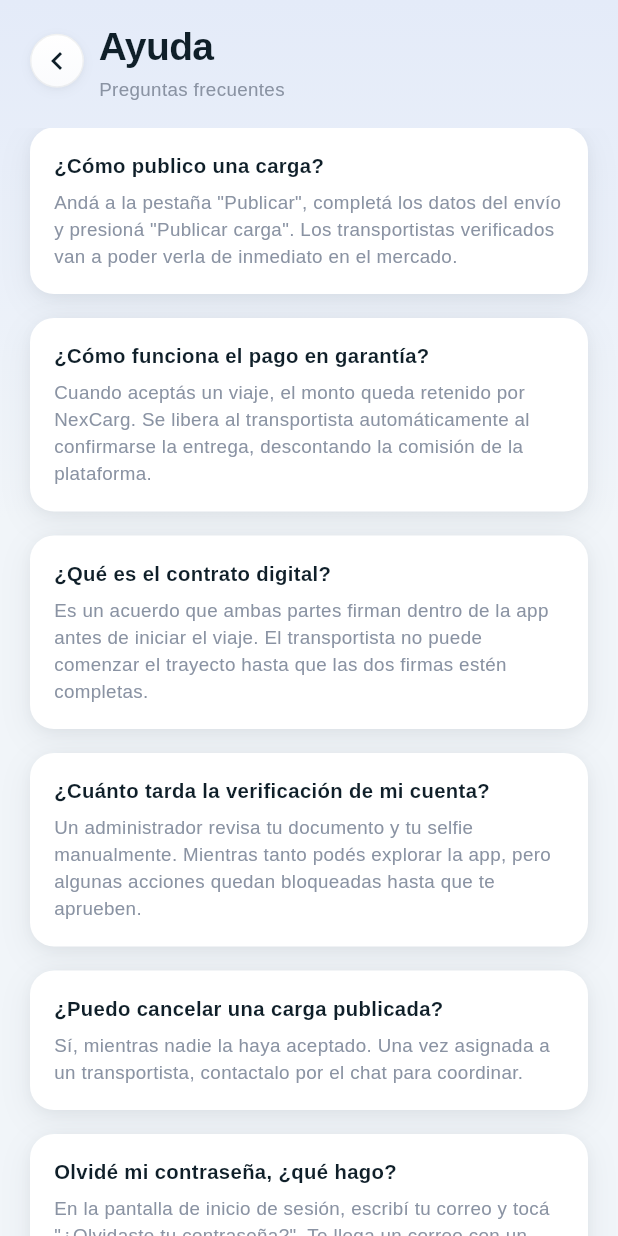
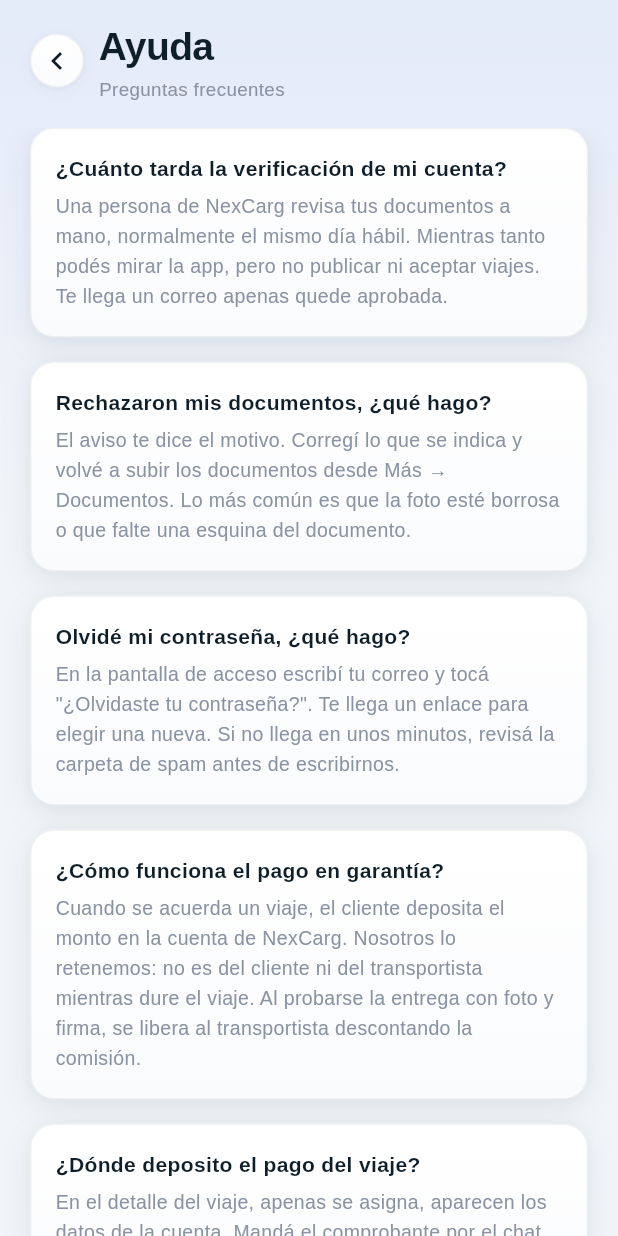
Before and after one commit to jssongr/cafehondurasmarket, a Flutter app: the AyudaScreen widget shown alone on an empty page, opened directly, on a phone screen of 412 x 824 dp. Run offline on Flutter 3.47's test engine with Material 3 defaults, Android fonts, the phone set to English and light mode, and no system bars; our stand-ins replace flutter_map, geolocator, image_picker, latlong2, shared_preferences, supabase_flutter; accounts and stored records are empty.

Commit message:
Write the manuals, and fix help that described the old payment flow
The in-app FAQ still said the money was held the moment a trip was accepted,
which stopped being true when the escrow became real. It now describes what
actually happens, and answers are filtered by role — a carrier does not need
to know how to publish a load, and mixing both meant neither found theirs.

Two manuals in docs/, one per side, written to be sent to a new user over
WhatsApp rather than read on a website. They cover the parts that cost people
a day when they get them wrong: photograph the whole document or the
verification bounces; do not move the truck before the screen says the
payment is secured; take the delivery photo and signature with the person
standing there, not afterwards.

The client one is blunter about pricing than a marketing page would be — a
first-time shipper who does not know the going rate for a route should post
it open to quotes and let the offers tell them, even though a fixed price is
faster for us.

Co-Authored-By: Claude Opus 5 <noreply@anthropic.com>
Claude-Session: https://claude.ai/code/session_01NWEHGzPUaUqJWmocS8RCKy

```diff
--- a/lib/screens/settings/ayuda_screen.dart
+++ b/lib/screens/settings/ayuda_screen.dart
@@ -1,24 +1,130 @@
 import 'package:flutter/material.dart';
+import 'package:provider/provider.dart';
 import 'package:url_launcher/url_launcher.dart';
 import '../../data/constants.dart';
+import '../../models/models.dart';
+import '../../state/app_state.dart';
 import '../../theme/theme.dart';
 import '../../widgets/app_button.dart';
-import '../../widgets/app_card.dart';
+import '../../widgets/panel.dart';
 import '../../widgets/screen.dart';
+
+/// A quién le sirve cada pregunta. Un transportista no necesita saber cómo se
+/// publica una carga, y mezclarlo todo hace que nadie encuentre lo suyo.
+enum _Para { todos, cliente, transportista }
 
 class _Faq {
   final String q;
   final String a;
-  const _Faq(this.q, this.a);
+  final _Para para;
+  const _Faq(this.q, this.a, [this.para = _Para.todos]);
 }
 
-const _faqs = [
-  _Faq('¿Cómo publico una carga?', 'Andá a la pestaña "Publicar", completá los datos del envío y presioná "Publicar carga". Los transportistas verificados van a poder verla de inmediato en el mercado.'),
-  _Faq('¿Cómo funciona el pago en garantía?', 'Cuando aceptás un viaje, el monto queda retenido por NexCarg. Se libera al transportista automáticamente al confirmarse la entrega, descontando la comisión de la plataforma.'),
-  _Faq('¿Qué es el contrato digital?', 'Es un acuerdo que ambas partes firman dentro de la app antes de iniciar el viaje. El transportista no puede comenzar el trayecto hasta que las dos firmas estén completas.'),
-  _Faq('¿Cuánto tarda la verificación de mi cuenta?', 'Un administrador revisa tu documento y tu selfie manualmente. Mientras tanto podés explorar la app, pero algunas acciones quedan bloqueadas hasta que te aprueben.'),
-  _Faq('¿Puedo cancelar una carga publicada?', 'Sí, mientras nadie la haya aceptado. Una vez asignada a un transportista, contactalo por el chat para coordinar.'),
-  _Faq('Olvidé mi contraseña, ¿qué hago?', 'En la pantalla de inicio de sesión, escribí tu correo y tocá "¿Olvidaste tu contraseña?". Te llega un correo con un enlace para elegir una contraseña nueva. Si no te llega, revisá spam o escribinos a soporte.'),
+// Getter y no constante: la comisión y el correo de soporte salen de
+// constants.dart, y $comisionTexto no es una constante de compilación.
+List<_Faq> get _faqs => [
+  // --- Cuenta ---
+  _Faq(
+    '¿Cuánto tarda la verificación de mi cuenta?',
+    'Una persona de NexCarg revisa tus documentos a mano, normalmente el mismo día hábil. '
+        'Mientras tanto podés mirar la app, pero no publicar ni aceptar viajes. Te llega un '
+        'correo apenas quede aprobada.',
+  ),
+  _Faq(
+    'Rechazaron mis documentos, ¿qué hago?',
+    'El aviso te dice el motivo. Corregí lo que se indica y volvé a subir los documentos '
+        'desde Más → Documentos. Lo más común es que la foto esté borrosa o que falte una '
+        'esquina del documento.',
+  ),
+  _Faq(
+    'Olvidé mi contraseña, ¿qué hago?',
+    'En la pantalla de acceso escribí tu correo y tocá "¿Olvidaste tu contraseña?". Te llega '
+        'un enlace para elegir una nueva. Si no llega en unos minutos, revisá la carpeta de '
+        'spam antes de escribirnos.',
+  ),
+
+  // --- Dinero ---
+  _Faq(
+    '¿Cómo funciona el pago en garantía?',
+    'Cuando se acuerda un viaje, el cliente deposita el monto en la cuenta de NexCarg. '
+        'Nosotros lo retenemos: no es del cliente ni del transportista mientras dure el viaje. '
+        'Al probarse la entrega con foto y firma, se libera al transportista descontando la '
+        'comisión.',
+  ),
+  _Faq(
+    '¿Cuándo puedo salir con la carga?',
+    'Cuando las dos partes firmaron el contrato Y NexCarg confirmó que el depósito del cliente '
+        'entró. Hasta ese momento el botón "Iniciar viaje" está apagado. No salgas antes: es '
+        'justamente la garantía de que vas a cobrar.',
+    _Para.transportista,
+  ),
+  _Faq(
+    '¿Cuándo me transfieren mi pago?',
+    'Al confirmar la entrega, el pago se libera a tu favor y se genera tu factura con el neto '
+        'de comisión. NexCarg te transfiere y la factura queda marcada como transferida. Podés '
+        'verlo en Más → Facturación.',
+    _Para.transportista,
+  ),
+  _Faq(
+    '¿Dónde deposito el pago del viaje?',
+    'En el detalle del viaje, apenas se asigna, aparecen los datos de la cuenta. Mandá el '
+        'comprobante por el chat del viaje: así lo confirmamos más rápido y el transportista '
+        'puede salir antes.',
+    _Para.cliente,
+  ),
+  _Faq(
+    '¿Qué cobra NexCarg?',
+    'Una comisión del $comisionTexto% sobre cada viaje completado, que se descuenta al liberarse el '
+        'pago. Publicar cargas y tener cuenta no cuesta nada.',
+  ),
+
+  // --- Operación ---
+  _Faq(
+    '¿Cómo publico una carga?',
+    'Pestaña "Publicar": origen, destino, peso, tipo de mercancía y fecha. Podés poner un '
+        'precio fijo o dejarla abierta a cotización. Si ponés precio fijo, un transportista '
+        'puede tomarla de una vez; si la dejás abierta, vas a recibir cotizaciones para comparar.',
+    _Para.cliente,
+  ),
+  _Faq(
+    '¿Cómo consigo mi primer viaje?',
+    'En "Cargas" mirá lo publicado en tus rutas. Si tiene precio y te sirve, tocá "Aceptar '
+        'viaje". Si querés proponer otro precio, tocá "Cotizar" y mandá tu monto por el chat. '
+        'Te avisamos por correo cuando el cliente responda.',
+    _Para.transportista,
+  ),
+  _Faq(
+    '¿Puedo cancelar una carga publicada?',
+    'Sí, mientras nadie la haya aceptado. Una vez asignada, escribile al transportista por el '
+        'chat para coordinar; si hay que cancelar igual, escribinos a soporte antes de que el '
+        'viaje salga.',
+    _Para.cliente,
+  ),
+  _Faq(
+    '¿Qué es el contrato digital?',
+    'Un acuerdo que las dos partes firman dentro de la app antes de salir, con la ruta, la '
+        'fecha y el monto acordado. Queda registrado quién firmó y a qué hora. Sin las dos '
+        'firmas el viaje no puede iniciar.',
+  ),
+  _Faq(
+    '¿Cuándo se comparte mi ubicación?',
+    'Solo mientras tenés un viaje en curso, y solo si la activás. Te lo pedimos con un aviso '
+        'que explica para qué se usa. Podés dejar de compartirla cuando quieras, y al terminar '
+        'el viaje se detiene sola.',
+    _Para.transportista,
+  ),
+  _Faq(
+    '¿Qué es la prueba de entrega?',
+    'Al entregar, el transportista toma una foto de la carga, escribe el nombre de quien recibe '
+        'y le pide su firma en la pantalla. Eso es lo que libera el pago, y queda guardado en el '
+        'historial del viaje para las dos partes.',
+  ),
+  _Faq(
+    'La carga no llegó o llegó dañada, ¿qué hago?',
+    'Escribinos a $soporteEmail con el número del viaje antes de calificar. El pago no se '
+        'libera mientras el caso esté en revisión, y tenemos el contrato, el recorrido del GPS '
+        'y las fotos para resolverlo.',
+  ),
 ];
 
 class AyudaScreen extends StatelessWidget {
@@ -26,45 +132,51 @@ class AyudaScreen extends StatelessWidget {
 
   @override
   Widget build(BuildContext context) {
+    final yo = context.watch<AppState>().usuario;
+    final soyTransportista = yo?.tipo == TipoUsuario.transportista;
+    final mias = _faqs.where((f) =>
+        f.para == _Para.todos ||
+        (f.para == _Para.transportista) == soyTransportista).toList();
+
     return Screen(
       title: 'Ayuda',
       subtitle: 'Preguntas frecuentes',
       onBack: () => Navigator.of(context).pop(),
       children: [
-        for (final f in _faqs)
-          AppCard(
+        for (final f in mias)
+          Panel(
             child: Column(crossAxisAlignment: CrossAxisAlignment.start, children: [
-              Text(f.q, style: TextStyle(fontSize: 13.5, fontWeight: FontWeight.w700, color: AppColors.navy)),
+              Text(f.q, style: TextStyle(fontSize: 14, fontWeight: FontWeight.w700, color: AppColors.navy)),
               const SizedBox(height: 6),
-              Text(f.a, style: TextStyle(fontSize: 12.5, color: AppColors.grisM, height: 1.45)),
+              Text(f.a, style: TextStyle(fontSize: 13, color: AppColors.grisM, height: 1.5)),
             ]),
           ),
-        AppCard(
+        Panel(
           child: Column(crossAxisAlignment: CrossAxisAlignment.start, children: [
-            Text('¿No encontraste lo que buscabas?', style: TextStyle(fontSize: 13.5, fontWeight: FontWeight.w700, color: AppColors.navy)),
+            Text('¿No encontraste lo que buscabas?',
+                style: TextStyle(fontSize: 14, fontWeight: FontWeight.w700, color: AppColors.navy)),
             const SizedBox(height: 6),
-            Text('Escribinos a $soporteEmail y te respondemos en menos de 24 horas.', style: TextStyle(fontSize: 12.5, color: AppColors.grisM, height: 1.45)),
-            const SizedBox(height: 12),
-            Row(children: [
-              Expanded(
-                child: AppButton(
-                  title: 'Escribir un correo',
-                  icon: const Icon(Icons.email_outlined, size: 16, color: Colors.white),
-                  onPressed: () => launchUrl(Uri(scheme: 'mailto', path: soporteEmail)),
-                ),
+            Text('Escribinos y te respondemos. Si es sobre un viaje, mandá el número '
+                'para poder buscarlo.',
+                style: TextStyle(fontSize: 13, color: AppColors.grisM, height: 1.5)),
+            const SizedBox(height: 14),
+            AppButton(
+              title: soporteEmail,
+              icon: const Icon(Icons.email_outlined, size: 16, color: Colors.white),
+              fullWidth: true,
+              onPressed: () => launchUrl(Uri(scheme: 'mailto', path: soporteEmail)),
+            ),
+            if (soporteWhatsapp.isNotEmpty) ...[
+              const SizedBox(height: 8),
+              AppButton(
+                title: 'Escribir por WhatsApp',
+                variant: AppButtonVariant.outline,
+                fullWidth: true,
+                icon: Icon(Icons.chat_outlined, size: 16, color: AppColors.navy),
+                onPressed: () => launchUrl(Uri.parse('https://wa.me/$soporteWhatsapp'),
+                    mode: LaunchMode.externalApplication),
               ),
-              if (soporteWhatsapp.isNotEmpty) ...[
-                const SizedBox(width: 10),
-                Expanded(
-                  child: AppButton(
-                    title: 'WhatsApp',
-                    variant: AppButtonVariant.accent,
-                    icon: const Icon(Icons.chat_outlined, size: 16, color: Colors.white),
-                    onPressed: () => launchUrl(Uri.parse('https://wa.me/$soporteWhatsapp')),
-                  ),
-                ),
-              ],
-            ]),
+            ],
           ]),
         ),
       ],
```
Also changed, not shown: 2 other files.
